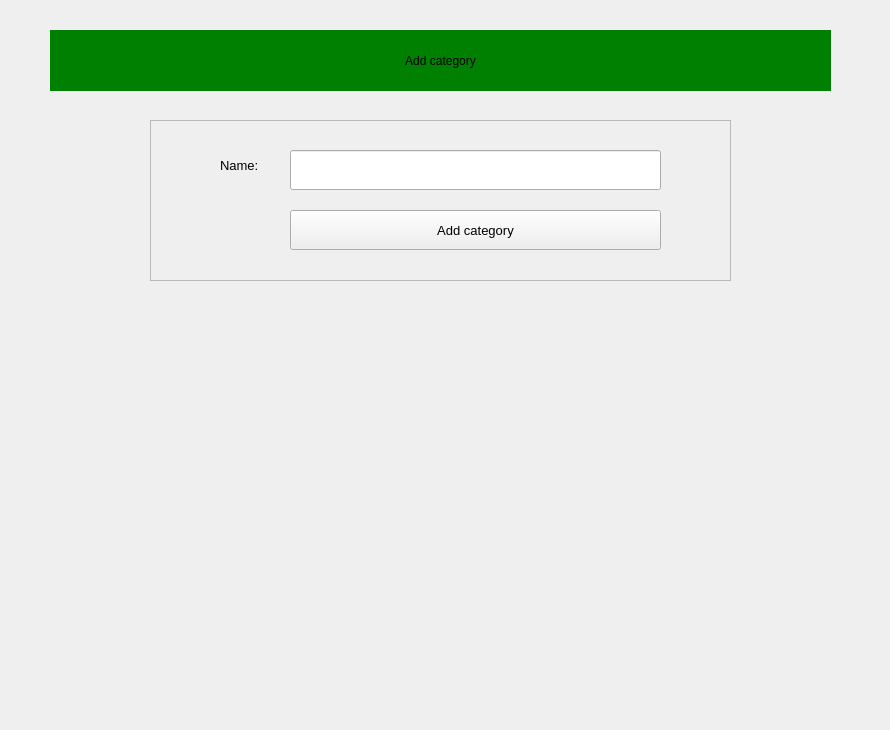
The window that assets/ui_XML/addCategory_window.ui (nisaia/P-yQt-ersonal-management-system) describes before a commit, drawn with Qt 5.
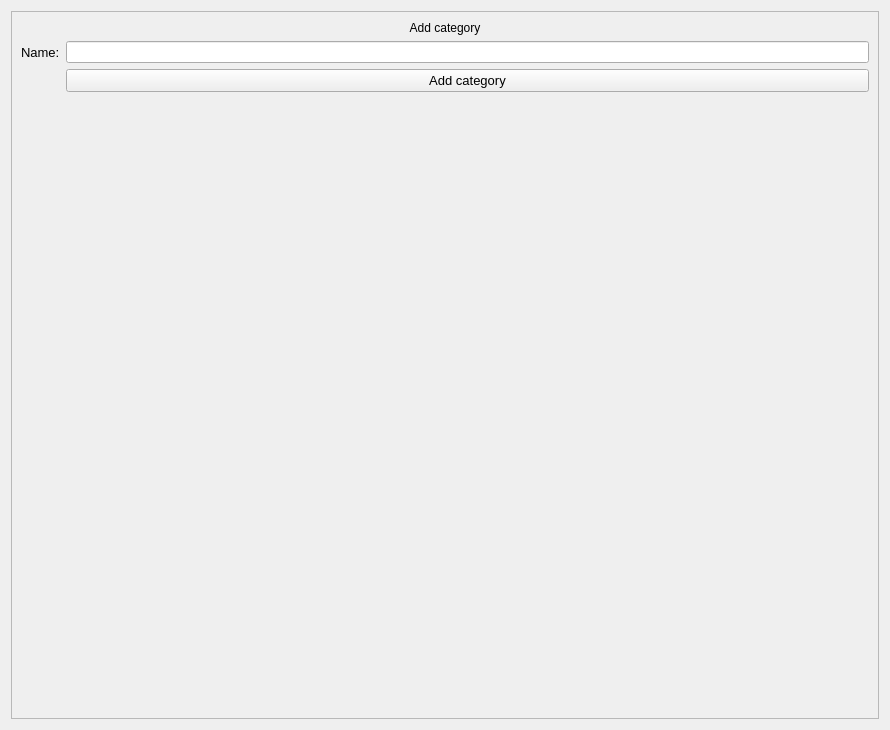
The same window after the commit.

What changed in the file:
```diff
--- a/assets/ui_XML/addCategory_window.ui
+++ b/assets/ui_XML/addCategory_window.ui
@@ -18,37 +18,9 @@
 	background-color: green;
 }</string>
   </property>
-  <widget class="QWidget" name="horizontalLayoutWidget">
-   <property name="geometry">
-    <rect>
-     <x>50</x>
-     <y>30</y>
-     <width>781</width>
-     <height>61</height>
-    </rect>
-   </property>
-   <layout class="QHBoxLayout" name="horizontalLayout">
+  <layout class="QVBoxLayout" name="verticalLayout">
     <item>
-     <widget class="QLabel" name="addCategory_label">
-      <property name="text">
-       <string>Add category</string>
-      </property>
-      <property name="alignment">
-       <set>Qt::AlignCenter</set>
-      </property>
-     </widget>
-    </item>
-   </layout>
-  </widget>
   <widget class="QFrame" name="frame">
-   <property name="geometry">
-    <rect>
-     <x>150</x>
-     <y>120</y>
-     <width>581</width>
-     <height>161</height>
-    </rect>
-   </property>
    <property name="font">
     <font>
      <pointsize>14</pointsize>
@@ -60,15 +32,9 @@
    <property name="frameShadow">
     <enum>QFrame::Raised</enum>
    </property>
+     <layout class="QFormLayout" name="formLayout">
+      <item row="1" column="0">
    <widget class="QLabel" name="categoryName_label">
-    <property name="geometry">
-     <rect>
-      <x>70</x>
-      <y>30</y>
-      <width>61</width>
-      <height>31</height>
-     </rect>
-    </property>
     <property name="font">
      <font>
       <pointsize>10</pointsize>
@@ -80,25 +46,12 @@
      <string>Name:</string>
     </property>
    </widget>
-   <widget class="QLineEdit" name="categoryName_lineEdit">
-    <property name="geometry">
-     <rect>
-      <x>140</x>
-      <y>30</y>
-      <width>371</width>
-      <height>40</height>
-     </rect>
-    </property>
-   </widget>
+      </item>
+      <item row="1" column="1">
+       <widget class="QLineEdit" name="categoryName_lineEdit"/>
+      </item>
+      <item row="2" column="1">
    <widget class="QPushButton" name="addCategory_button">
-    <property name="geometry">
-     <rect>
-      <x>140</x>
-      <y>90</y>
-      <width>371</width>
-      <height>40</height>
-     </rect>
-    </property>
     <property name="font">
      <font>
       <pointsize>10</pointsize>
@@ -108,7 +61,21 @@
      <string>Add category</string>
     </property>
    </widget>
-  </widget>
+      </item>
+      <item row="0" column="0" colspan="2">
+       <widget class="QLabel" name="label">
+        <property name="text">
+         <string>Add category</string>
+        </property>
+        <property name="alignment">
+         <set>Qt::AlignCenter</set>
+        </property>
+       </widget>
+      </item>
+     </layout>
+    </widget>
+   </item>
+  </layout>
  </widget>
  <resources/>
  <connections/>
```
Lines whose indentation alone changed are shown as unchanged.
